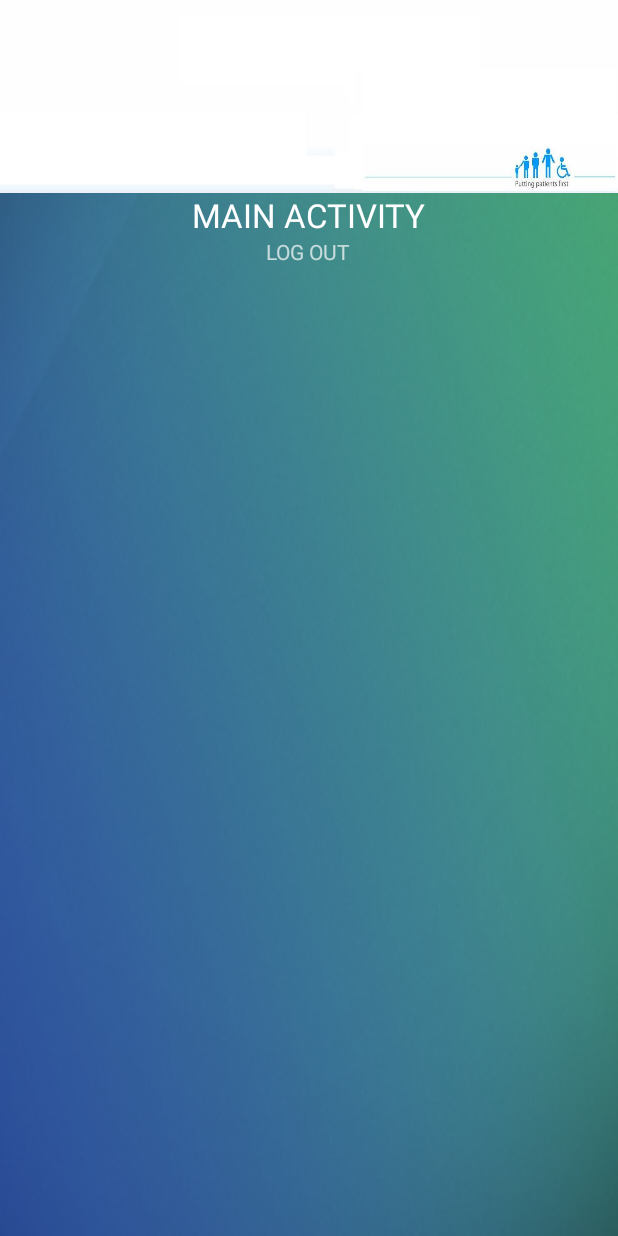
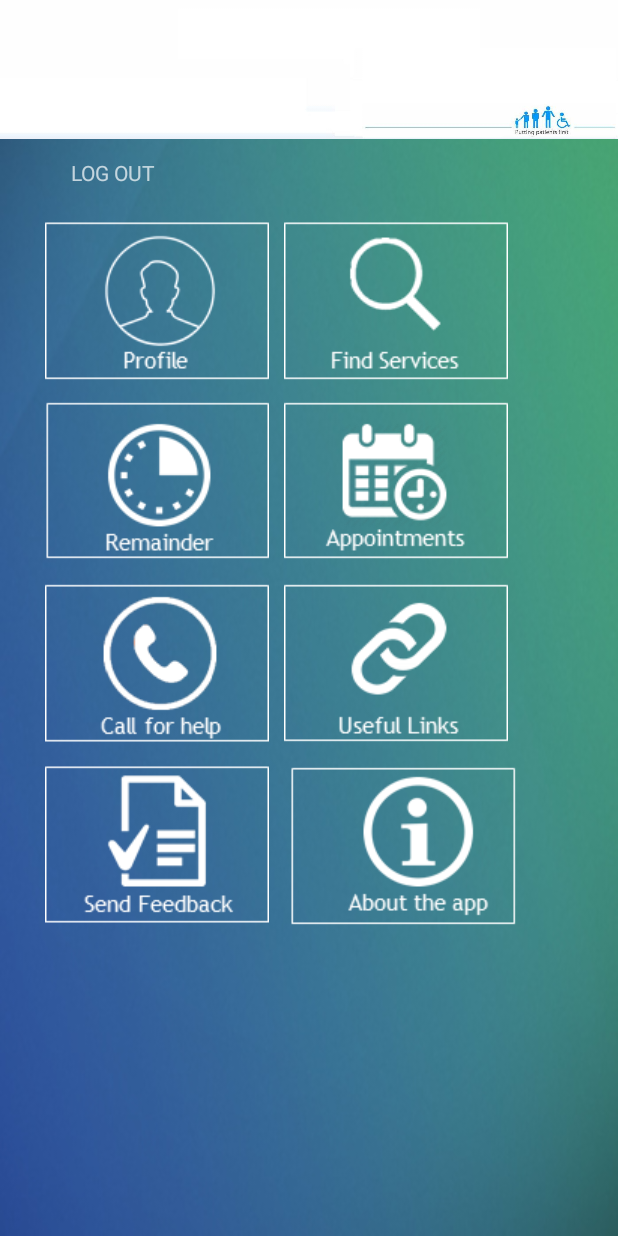
Before and after one commit to jomingeorge94/Hospitality, an Android app: the MainActivity screen opened directly, with no data from a screen before it, on a phone screen of 412 x 824 dp. Run offline under Robolectric (Android 15) with nearby library versions, the phone set to English and light mode, and no system bars; libraries missing offline, so code that uses them is left out: cn.pedant.

Commit message:
Main Activity
front end completed

```diff
--- a/app/src/main/java/com/example/jomin/hospitality/ForgotPassword.java
+++ b/app/src/main/java/com/example/jomin/hospitality/ForgotPassword.java
@@ -1,9 +1,12 @@
 package com.example.jomin.hospitality;
 
+import android.content.Intent;
 import android.os.Bundle;
 import android.support.v7.app.ActionBarActivity;
 import android.view.Menu;
 import android.view.MenuItem;
+import android.view.View;
+import android.widget.LinearLayout;
 import android.widget.TextView;
 
 
@@ -11,10 +14,21 @@ public class ForgotPassword extends ActionBarActivity {
 
     TextView logOut;
     UserLocalDrive userLocalDrive;
+    LinearLayout goBack;
     @Override
     protected void onCreate(Bundle savedInstanceState) {
         super.onCreate(savedInstanceState);
         setContentView(R.layout.forgot_password);
+
+        goBack = (LinearLayout)findViewById(R.id.back_button);
+
+        goBack.setOnClickListener(new View.OnClickListener() {
+            @Override
+            public void onClick(View v) {
+                Intent intentMain = new Intent(ForgotPassword.this ,Login.class);
+                ForgotPassword.this.startActivity(intentMain);
+            }
+        });
 
     }
 
--- a/app/src/main/res/layout/main_activity.xml
+++ b/app/src/main/res/layout/main_activity.xml
@@ -11,7 +11,7 @@
     <LinearLayout
         android:orientation="vertical"
         android:layout_width="fill_parent"
-        android:layout_height="136dp"
+        android:layout_height="100dp"
         android:layout_marginTop="-7dp"
         android:weightSum="1">
 
@@ -23,19 +23,126 @@
 
     </LinearLayout>
 
-    <TextView
+    <LinearLayout
+        android:orientation="vertical"
+        android:layout_width="fill_parent"
+        android:layout_height="60dp"
+        android:weightSum="1"
+        android:layout_marginTop="-7dp"
+        android:baselineAligned="false">
+
+        <TextView
+            android:layout_width="wrap_content"
+            android:layout_height="wrap_content"
+            android:text="LOG OUT"
+            android:id="@+id/main_menu_logout"
+            android:layout_gravity="center_horizontal"
+            android:layout_marginTop="20dp"
+            android:layout_marginRight="130dp" />
+    </LinearLayout>
+
+    <ScrollView
         android:layout_width="wrap_content"
         android:layout_height="wrap_content"
-        android:textAppearance="?android:attr/textAppearanceLarge"
-        android:text="MAIN ACTIVITY"
-        android:id="@+id/textView2"
-        android:layout_gravity="center_horizontal" />
+        android:id="@+id/scrollView2">
 
-    <TextView
-        android:layout_width="wrap_content"
-        android:layout_height="wrap_content"
-        android:text="LOG OUT"
-        android:id="@+id/main_menu_logout"
-        android:layout_gravity="center_horizontal" />
+        <LinearLayout
+            android:orientation="vertical"
+            android:layout_width="fill_parent"
+            android:layout_height="wrap_content">
+
+            <LinearLayout
+                android:orientation="horizontal"
+                android:layout_width="fill_parent"
+                android:layout_height="fill_parent">
+
+                <ImageView
+                    android:layout_width="wrap_content"
+                    android:layout_height="wrap_content"
+                    android:id="@+id/imageView2"
+                    android:background="@drawable/profile"
+                    android:layout_marginLeft="30dp" />
+
+                <ImageView
+                    android:layout_width="wrap_content"
+                    android:layout_height="wrap_content"
+                    android:id="@+id/imageView3"
+                    android:background="@drawable/services"
+                    android:layout_marginLeft="10dp"
+                    android:layout_marginRight="30dp" />
+
+            </LinearLayout>
+
+            <LinearLayout
+                android:orientation="horizontal"
+                android:layout_width="fill_parent"
+                android:layout_height="fill_parent"
+                android:layout_marginTop="10dp">
+
+                <ImageView
+                    android:layout_width="wrap_content"
+                    android:layout_height="wrap_content"
+                    android:id="@+id/imageView4"
+                    android:background="@drawable/remainder"
+                    android:layout_marginLeft="30dp" />
+
+                <ImageView
+                    android:layout_width="wrap_content"
+                    android:layout_height="wrap_content"
+                    android:id="@+id/imageView5"
+                    android:background="@drawable/appointments"
+                    android:layout_marginLeft="10dp"
+                    android:layout_marginRight="30dp"
+                    android:layout_marginTop="2dp" />
+            </LinearLayout>
+
+            <LinearLayout
+                android:orientation="horizontal"
+                android:layout_width="fill_parent"
+                android:layout_height="fill_parent"
+                android:layout_marginTop="10dp" >
+
+                <ImageView
+                    android:layout_width="wrap_content"
+                    android:layout_height="wrap_content"
+                    android:id="@+id/imageView6"
+                    android:background="@drawable/callhelp"
+                    android:layout_marginLeft="30dp" />
+
+                <ImageView
+                    android:layout_width="wrap_content"
+                    android:layout_height="wrap_content"
+                    android:id="@+id/imageView7"
+                    android:background="@drawable/useful_links"
+                    android:layout_marginLeft="10dp"
+                    android:layout_marginRight="30dp" />
+            </LinearLayout>
+
+            <LinearLayout
+                android:orientation="horizontal"
+                android:layout_width="fill_parent"
+                android:layout_height="fill_parent"
+                android:layout_marginTop="10dp"
+                android:paddingBottom="40dp">
+
+                <ImageView
+                    android:layout_width="wrap_content"
+                    android:layout_height="wrap_content"
+                    android:id="@+id/imageView8"
+                    android:background="@drawable/send_feedback"
+                    android:layout_marginLeft="30dp" />
+
+                <ImageView
+                    android:layout_width="wrap_content"
+                    android:layout_height="wrap_content"
+                    android:id="@+id/imageView9"
+                    android:background="@drawable/about_the_app"
+                    android:layout_marginLeft="10dp"
+                    android:layout_marginRight="30dp"
+                    android:layout_marginTop="2dp" />
+            </LinearLayout>
+
+        </LinearLayout>
+    </ScrollView>
 
 </LinearLayout>
--- a/app/src/main/res/layout/user_login.xml
+++ b/app/src/main/res/layout/user_login.xml
@@ -57,10 +57,11 @@
             android:maxLength="20"
             android:textSize="20sp"
             android:fontFamily="sans-serif-thin"
-            android:drawableLeft="@drawable/email_address"
+            android:drawableLeft="@drawable/email_icon"
             android:drawablePadding="7dp"
             android:layout_width="match_parent"
-            android:layout_height="wrap_content">
+            android:layout_height="wrap_content"
+            android:paddingLeft="10dp">
             <requestFocus />
         </EditText>
         <EditText
@@ -70,10 +71,11 @@
             android:maxLength="20"
             android:textSize="20sp"
             android:fontFamily="sans-serif-thin"
-            android:drawableLeft="@drawable/password_lock"
-            android:drawablePadding="7dp"
+            android:drawableLeft="@drawable/password_lock_icon"
+            android:drawablePadding="20dp"
             android:layout_width="match_parent"
-            android:layout_height="wrap_content">
+            android:layout_height="wrap_content"
+            android:paddingLeft="10dp">
             <requestFocus />
         </EditText>
         <Button
```
Also changed, not shown: app/src/main/res/drawable/about_the_app.png (added), app/src/main/res/drawable/appointments.png (added), app/src/main/res/drawable/callhelp.png (added), app/src/main/res/drawable/email_address.png (deleted), app/src/main/res/drawable/email_icon.png (added), app/src/main/res/drawable/password_lock.png (deleted), app/src/main/res/drawable/password_lock_icon.png (added), app/src/main/res/drawable/profile.png (added), app/src/main/res/drawable/remainder.png (added), app/src/main/res/drawable/send_feedback.png (added), app/src/main/res/drawable/services.png (added), app/src/main/res/drawable/useful_links.png (added).
